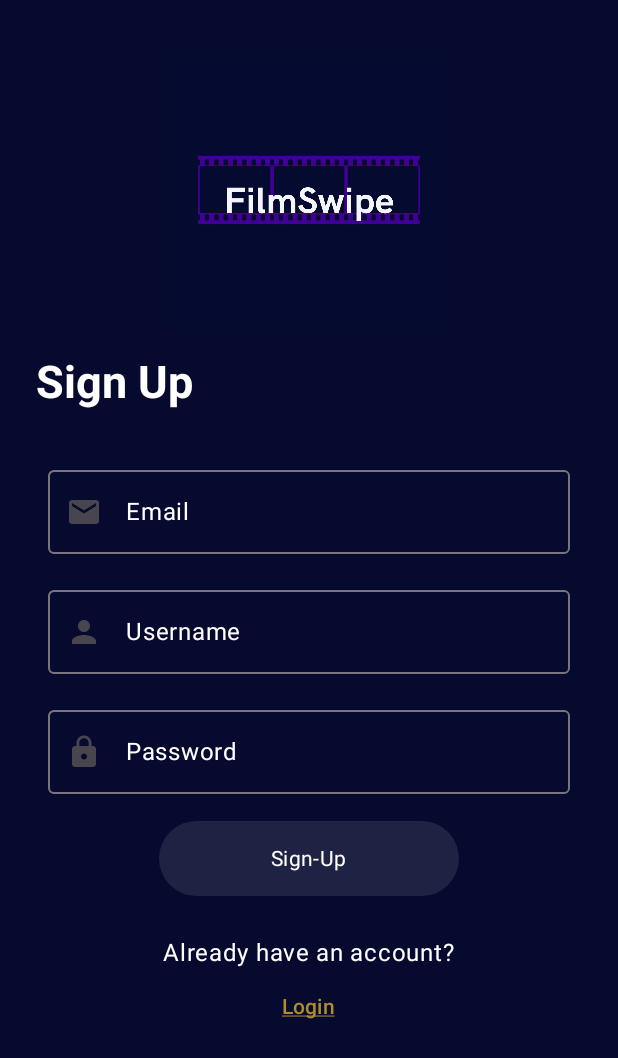
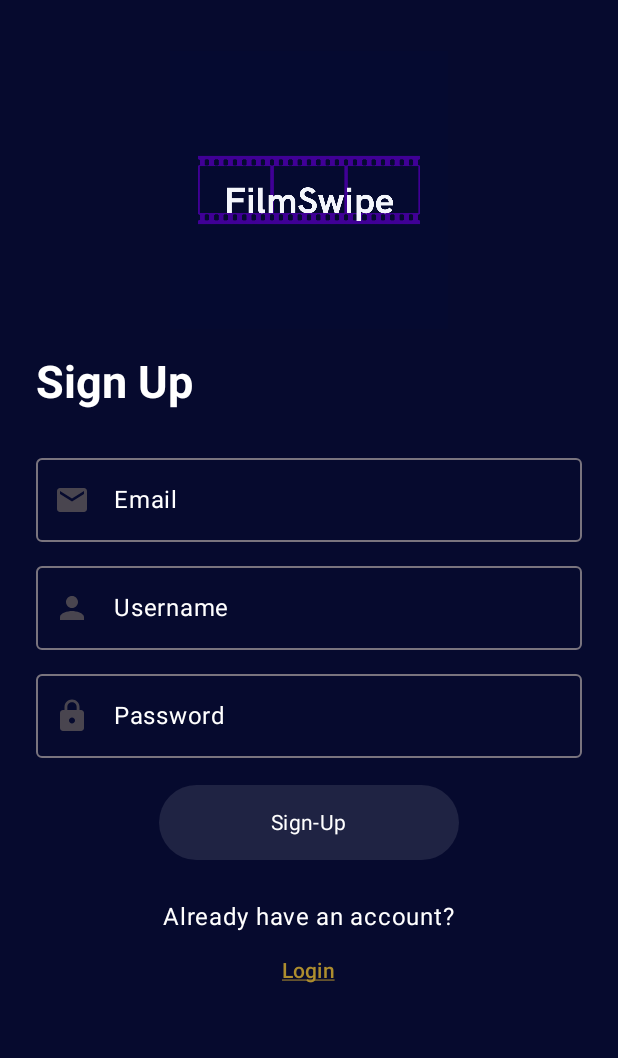
Before and after one commit to arthurmilner01/mobile-applications, an Android app built with Jetpack Compose: the SignUpScreen screen opened through its navigation route, on a phone screen of 412 x 824 dp. Shown: the top 1058 px of the screen. Run offline under Robolectric (Android 15) with nearby library versions, the phone set to English and light mode, and no system bars; libraries missing offline, so code that uses them is left out: com.google.android.gms.

Commit message:
quick fix form field padding

```diff
--- a/FilmSwipe App/app/src/main/java/com/example/filmswipe/screens/SignUpScreen.kt
+++ b/FilmSwipe App/app/src/main/java/com/example/filmswipe/screens/SignUpScreen.kt
@@ -92,7 +92,7 @@ fun SignUpScreen(navController: NavController, appViewModel: AppViewModel, modif
                 color = MaterialTheme.colorScheme.onBackground) },
             leadingIcon = { Icon(Icons.Default.Email, contentDescription = "Email Icon") },
             modifier = Modifier
-                .padding(8.dp)
+                .padding(bottom = 8.dp)
                 .fillMaxWidth(),
             keyboardOptions = KeyboardOptions(keyboardType = KeyboardType.Email)
         )
@@ -106,7 +106,7 @@ fun SignUpScreen(navController: NavController, appViewModel: AppViewModel, modif
             },
             leadingIcon = { Icon(Icons.Default.Person, contentDescription = "Username Icon") },
             modifier = Modifier
-                .padding(8.dp)
+                .padding(bottom = 8.dp)
                 .fillMaxWidth(),
         )
 
@@ -119,7 +119,7 @@ fun SignUpScreen(navController: NavController, appViewModel: AppViewModel, modif
             },
             leadingIcon = { Icon(Icons.Default.Lock, contentDescription = "Lock Icon") },
             modifier = Modifier
-                .padding(8.dp)
+                .padding(bottom = 8.dp)
                 .fillMaxWidth(),
             visualTransformation = PasswordVisualTransformation(),
             keyboardOptions = KeyboardOptions(keyboardType = KeyboardType.Password)
```
